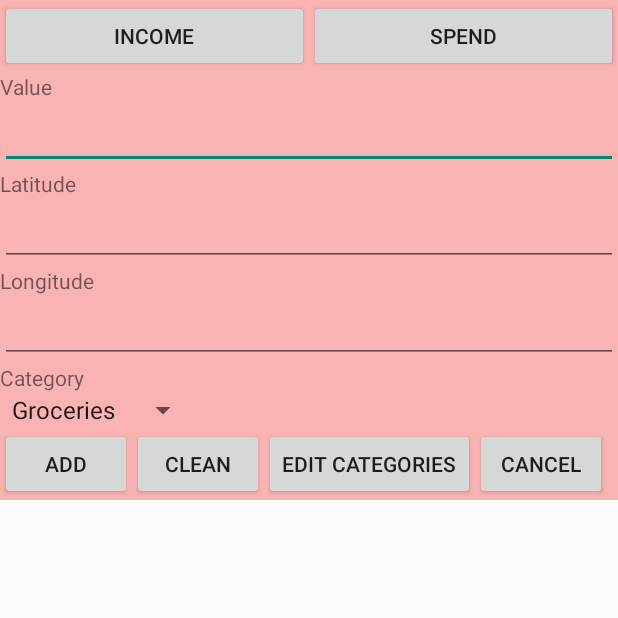
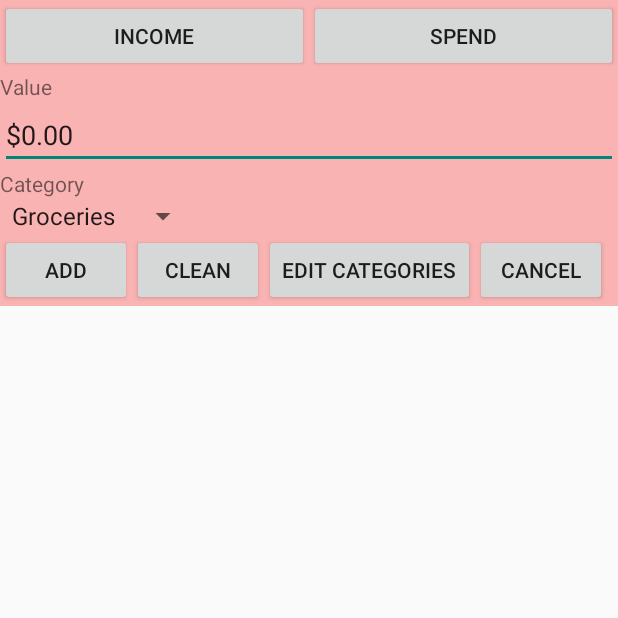
Before and after one commit to danielyoshizawa/mybudget, an Android app: the EntityAdd screen opened directly, with no data from a screen before it, on a phone screen of 412 x 824 dp, the top half of it. Run offline under Robolectric (Android 15) with nearby library versions, the phone set to English and light mode, and no system bars.

Commit message:
Added GPS Awareness, added data consistency to entries, added and implemented currency formatting

```diff
--- /dev/null
+++ b/app/src/main/java/com/depaul/daniel/mybudget/AppLocationService.java
@@ -0,0 +1,72 @@
+package com.depaul.daniel.mybudget;
+
+/**
+ * Created by JordanMiguel on 20/11/15.
+ * Source: http://javapapers.com/android/android-get-address-with-street-name-city-for-location-with-geocoding/
+ */
+
+import android.Manifest;
+import android.app.Service;
+import android.content.Context;
+import android.content.Intent;
+import android.content.pm.PackageManager;
+import android.location.Location;
+import android.location.LocationListener;
+import android.location.LocationManager;
+import android.os.Bundle;
+import android.os.IBinder;
+import android.support.v4.content.ContextCompat;
+import android.util.Log;
+
+public class AppLocationService extends Service implements LocationListener {
+
+    protected LocationManager locationManager;
+    Location location;
+
+    private static final long MIN_DISTANCE_FOR_UPDATE = 10;
+    private static final long MIN_TIME_FOR_UPDATE = 1000 * 60 * 2;
+
+    public AppLocationService(Context context) {
+        locationManager = (LocationManager) context
+                .getSystemService(LOCATION_SERVICE);
+    }
+
+    public Location getLocation(String provider) {
+        if (locationManager.isProviderEnabled(provider)) {
+            try {
+                locationManager.requestLocationUpdates(provider,
+                        MIN_TIME_FOR_UPDATE, MIN_DISTANCE_FOR_UPDATE, this);
+
+                if (locationManager != null) {
+                    location = locationManager.getLastKnownLocation(provider);
+                    return location;
+                }
+            } catch (SecurityException e) {
+                Log.e("PERMISSION_EXCEPTION", "PERMISSION_NOT_GRANTED");
+            }
+        }
+        return null;
+    }
+
+    @Override
+    public void onLocationChanged(Location location) {
+    }
+
+    @Override
+    public void onProviderDisabled(String provider) {
+    }
+
+    @Override
+    public void onProviderEnabled(String provider) {
+    }
+
+    @Override
+    public void onStatusChanged(String provider, int status, Bundle extras) {
+    }
+
+    @Override
+    public IBinder onBind(Intent arg0) {
+        return null;
+    }
+
+}
--- a/app/src/main/java/com/depaul/daniel/mybudget/EntryAdapter.java
+++ b/app/src/main/java/com/depaul/daniel/mybudget/EntryAdapter.java
@@ -52,7 +52,7 @@ public class EntryAdapter extends BaseAdapter {
         }
 
         TextView value = (TextView) row.findViewById(R.id.EntryValue);
-        value.setText(entry.GetValue());
+        value.setText(DataValidator.FormatCurrency(context, Double.parseDouble(entry.GetValue())));
 
         return row;
     }
--- a/app/src/main/res/layout/activity_entry_add.xml
+++ b/app/src/main/res/layout/activity_entry_add.xml
@@ -35,30 +35,7 @@
         <EditText
             android:id="@+id/entity_add_value"
             android:layout_width="match_parent"
-            android:layout_height="wrap_content"
-            android:inputType="numberDecimal" />
-
-        <TextView
-            android:layout_width="wrap_content"
-            android:layout_height="wrap_content"
-            android:text="Latitude" />
-
-        <EditText
-            android:id="@+id/entity_add_latitude"
-            android:layout_width="match_parent"
-            android:layout_height="wrap_content"
-            android:inputType="numberDecimal" />
-
-        <TextView
-            android:layout_width="wrap_content"
-            android:layout_height="wrap_content"
-            android:text="Longitude" />
-
-        <EditText
-            android:id="@+id/entity_add_longitude"
-            android:layout_width="match_parent"
-            android:layout_height="wrap_content"
-            android:inputType="numberDecimal" />
+            android:layout_height="wrap_content" />
 
         <TextView
             android:layout_width="wrap_content"
--- a/app/src/main/res/values/strings.xml
+++ b/app/src/main/res/values/strings.xml
@@ -8,4 +8,9 @@
     <string name="title_activity_maps">Map</string>
     <string name="title_activity_category_add">CategoryAdd</string>
     <string name="title_activity_entry_edit">EntryEdit</string>
+
+    <!-- main currency details -->
+    <string name="lang">en</string>
+    <string name="loc">US</string>
+    <string name="currency">USD</string>
 </resources>
```
Also changed, not shown: app/src/main/java/com/depaul/daniel/mybudget/DataValidator.java (+21 -0 lines), app/src/main/java/com/depaul/daniel/mybudget/EntityAdd.java (+85 -13 lines), app/src/main/java/com/depaul/daniel/mybudget/LocationAddress.java (added, +70 -0 lines).
